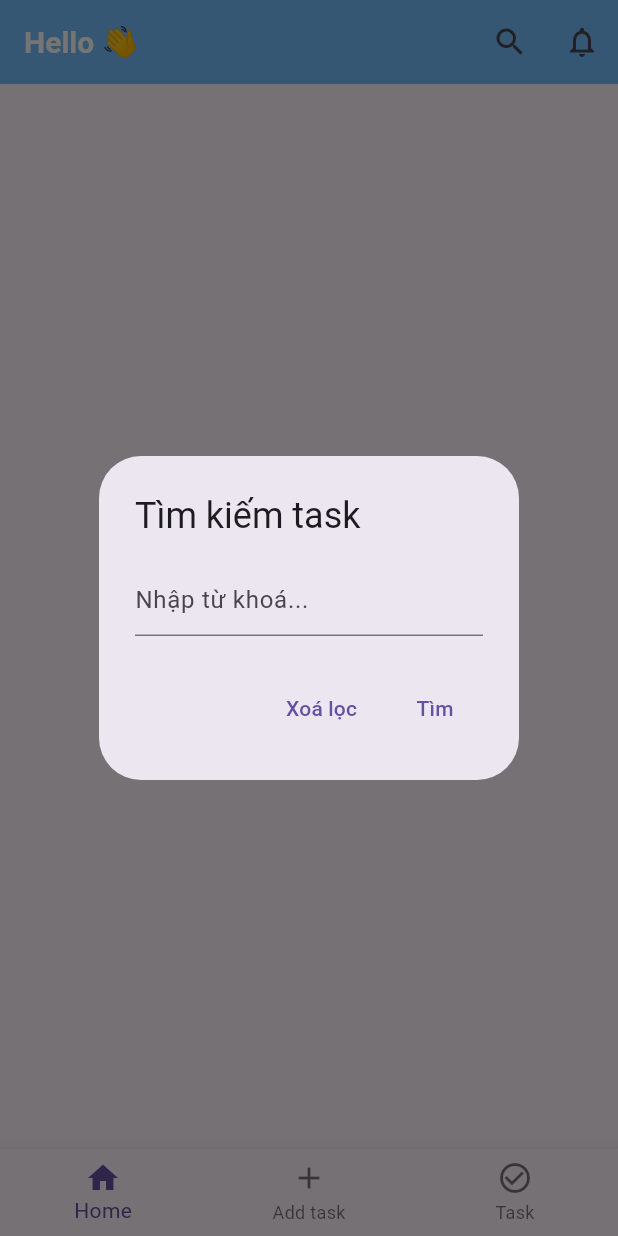
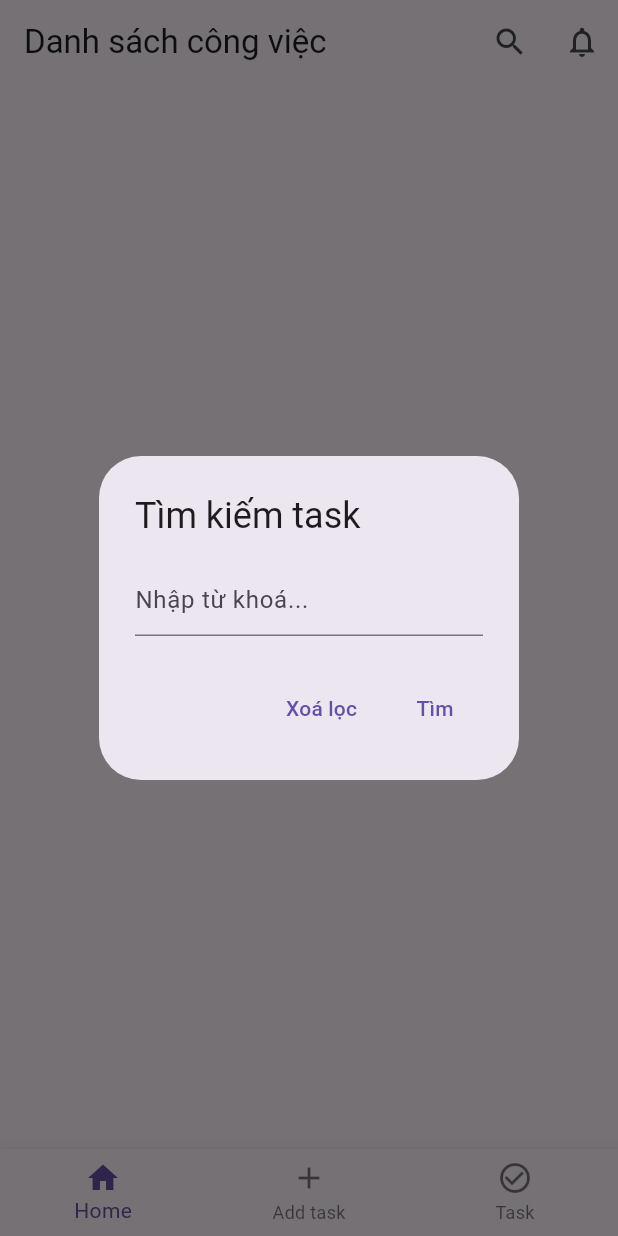
Before and after one commit to phuongthaolt2004/learn_flutter_new, a Flutter app: the screen it shows after launch, after a tap on "Start", after a tap on the "search" icon, on a phone screen of 412 x 824 dp. Run offline on Flutter 3.47's test engine with Material 3 defaults, Android fonts, the phone set to English and light mode, and no system bars; our stand-ins replace hive, hive_flutter; accounts and stored records are empty.

Commit message:
todo list

```diff
--- a/lib/main.dart
+++ b/lib/main.dart
@@ -1,31 +1,42 @@
 import 'package:flutter/material.dart';
+import 'package:hive/hive.dart';
 import 'package:hive_flutter/hive_flutter.dart';
+import 'package:todo_list/screens/welcome_screen.dart';
 import 'models/todo.dart';
-import 'screens/welcome_screen.dart';
-
 
 void main() async {
   WidgetsFlutterBinding.ensureInitialized();
+
   await Hive.initFlutter();
+
+  // Đăng ký adapter nếu bạn dùng Hive Type
   Hive.registerAdapter(TodoAdapter());
+
+  // Mở box trước khi chạy app
   await Hive.openBox<Todo>('todos');
-
+  await Hive.openBox('settings'); // nếu có settings
 
   runApp(const MyApp());
 }
 
-
 class MyApp extends StatelessWidget {
   const MyApp({super.key});
 
-
   @override
   Widget build(BuildContext context) {
+    final settingsBox = Hive.box('settings');
+
+    return ValueListenableBuilder(
+      valueListenable: settingsBox.listenable(),
+      builder: (context, box, _) {
         return MaterialApp(
-     debugShowCheckedModeBanner: false,
-     title: 'Todo List',
-     theme: ThemeData(primarySwatch: Colors.teal),
+          title: 'Your App',
+          theme: ThemeData(
+            primarySwatch: Colors.blue,
+          ),
           home: const WelcomeScreen(),
+        );
+      },
     );
   }
 }
--- a/lib/screens/home_screen.dart
+++ b/lib/screens/home_screen.dart
@@ -1,22 +1,18 @@
 import 'package:flutter/material.dart';
-import 'package:hive/hive.dart';
+import 'package:hive_flutter/hive_flutter.dart';
 import '../models/todo.dart';
 import 'add_task_screen.dart';
 
-
 class HomeScreen extends StatefulWidget {
   const HomeScreen({super.key});
-
 
   @override
   State<HomeScreen> createState() => _HomeScreenState();
 }
 
-
 class _HomeScreenState extends State<HomeScreen> {
   late Box<Todo> _todoBox;
   String _searchQuery = '';
-
 
   @override
   void initState() {
@@ -24,44 +20,31 @@ class _HomeScreenState extends State<HomeScreen> {
     _todoBox = Hive.box<Todo>('todos');
   }
 
-
   void _addNewTask(Todo todo) {
     _todoBox.add(todo);
-   setState(() {});
   }
-
 
   void _toggleDone(int index) {
     final todo = _todoBox.getAt(index);
     if (todo != null) {
       todo.isDone = !todo.isDone;
       todo.save();
-     setState(() {});
     }
   }
 
-
   void _deleteTask(int index) {
     _todoBox.deleteAt(index);
-   setState(() {});
   }
 
-
   void _showSearchDialog() {
+    final controller = TextEditingController(text: _searchQuery);
     showDialog(
       context: context,
-     builder: (context) {
-       final controller = TextEditingController(text: _searchQuery);
-       return AlertDialog(
+      builder: (_) => AlertDialog(
         title: const Text('Tìm kiếm task'),
         content: TextField(
           controller: controller,
           decoration: const InputDecoration(hintText: 'Nhập từ khoá...'),
-           onChanged: (value) {
-             setState(() {
-               _searchQuery = value.toLowerCase();
-             });
-           },
         ),
         actions: [
           TextButton(
@@ -83,18 +66,19 @@ class _HomeScreenState extends State<HomeScreen> {
             child: const Text('Tìm'),
           ),
         ],
-       );
-     },
+      ),
     );
   }
 
-
   @override
   Widget build(BuildContext context) {
-   final tasks = _todoBox.values.toList();
+    return ValueListenableBuilder<Box<Todo>>(
+      valueListenable: _todoBox.listenable(),
+      builder: (context, box, _) {
+        final allTasks = box.values.toList();
         final filteredTasks = _searchQuery.isEmpty
-       ? tasks
-       : tasks.where((todo) {
+            ? allTasks
+            : allTasks.where((todo) {
                 return todo.title.toLowerCase().contains(_searchQuery) ||
                        todo.description.toLowerCase().contains(_searchQuery);
               }).toList();
@@ -102,8 +86,7 @@ class _HomeScreenState extends State<HomeScreen> {
 
         return Scaffold(
           appBar: AppBar(
-       title: const Text('Hello 👋', style: TextStyle(color: Colors.white, fontSize: 20, fontWeight: FontWeight.bold)),
-       backgroundColor: const Color.fromARGB(255, 115, 190, 251),
+            title: const Text('Danh sách công việc'),
             actions: [
               IconButton(
                 icon: const Icon(Icons.search),
@@ -115,13 +98,12 @@ class _HomeScreenState extends State<HomeScreen> {
             ],
           ),
           body: filteredTasks.isEmpty
-         ? const Center(child: Text('No tasks found'))
+              ? const Center(child: Text('Không có công việc nào'))
               : ListView.builder(
                   itemCount: filteredTasks.length,
                   itemBuilder: (context, index) {
                     final todo = filteredTasks[index];
-               final todoIndex = tasks.indexOf(todo); // dùng index thật trong Hive
-
+                    final realIndex = allTasks.indexOf(todo); // Lấy index thực trong Hive
 
                     return Card(
                       margin: const EdgeInsets.symmetric(horizontal: 16, vertical: 8),
@@ -137,14 +119,16 @@ class _HomeScreenState extends State<HomeScreen> {
                           children: [
                             IconButton(
                               icon: Icon(
-                           todo.isDone ? Icons.check_box : Icons.check_box_outline_blank,
+                                todo.isDone
+                                    ? Icons.check_box
+                                    : Icons.check_box_outline_blank,
                                 color: todo.isDone ? Colors.green : null,
                               ),
-                         onPressed: () => _toggleDone(todoIndex),
+                              onPressed: () => _toggleDone(realIndex),
                             ),
                             IconButton(
                               icon: const Icon(Icons.delete, color: Colors.red),
-                         onPressed: () => _deleteTask(todoIndex),
+                              onPressed: () => _deleteTask(realIndex),
                             ),
                           ],
                         ),
@@ -171,5 +155,7 @@ class _HomeScreenState extends State<HomeScreen> {
             ],
           ),
         );
+      },
+    );
   }
 }
```
Also changed, not shown: lib/screens/add_task_screen.dart (+61 -50 lines), 6 other files. Lines whose indentation alone changed are shown as unchanged.
